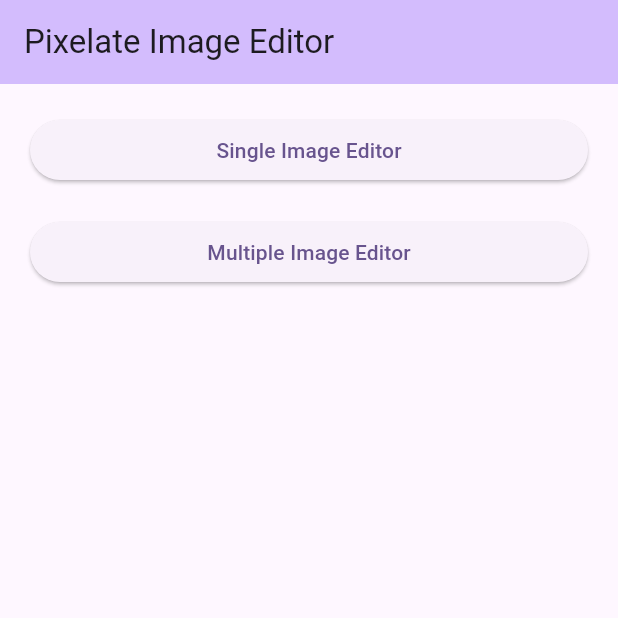
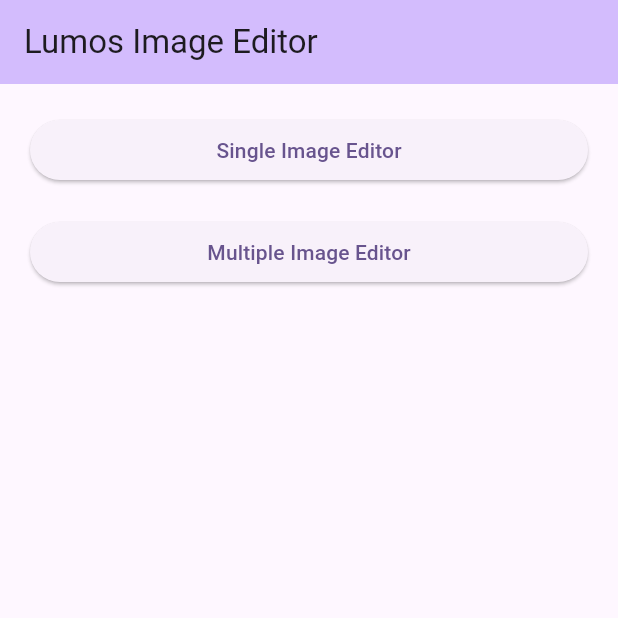
Before and after one commit to ArmanKhanTech/Lumos, a Flutter app: the screen it shows after launch, on a phone screen of 412 x 824 dp, the top half of it. Run offline on Flutter 3.47's test engine with Material 3 defaults, Android fonts, the phone set to English and light mode, and no system bars; our stand-ins replace blurrycontainer, extended_image, flutter_spinkit, image_picker, screenshot; missing offline and left inert: colorfilter_generator, image_editor, image_pixels.

Commit message:
Refactor import statements to use the 'lumos' package instead of 'pixelate'

```diff
--- a/example/lib/main.dart
+++ b/example/lib/main.dart
@@ -5,9 +5,9 @@ import 'package:flutter/cupertino.dart';
 import 'package:flutter/material.dart';
 import 'package:image_picker/image_picker.dart';
 
-import 'package:pixelate/data/constants.dart';
-import 'package:pixelate/pixelate.dart';
-import 'package:pixelate/utility/model.dart';
+import 'package:lumos/data/constants.dart';
+import 'package:lumos/lumos.dart';
+import 'package:lumos/utility/model.dart';
 
 void main() {
   runApp(const MyApp());
@@ -19,12 +19,12 @@ class MyApp extends StatelessWidget {
   @override
   Widget build(BuildContext context) {
     return MaterialApp(
-      title: 'Pixelate',
+      title: 'Lumos',
       theme: ThemeData(
         colorScheme: ColorScheme.fromSeed(seedColor: Colors.deepPurple),
         useMaterial3: true,
       ),
-      home: const MyHomePage(title: 'Pixelate Image Editor'),
+      home: const MyHomePage(title: 'Lumos Image Editor'),
       debugShowCheckedModeBanner: false,
     );
   }
--- a/example/pubspec.yaml
+++ b/example/pubspec.yaml
@@ -1,5 +1,5 @@
 name: example
-description: "Example for Pixelate image editor."
+description: "Example for Lumos image editor."
 publish_to: 'none'
 version: 1.0.0+1
 
@@ -10,7 +10,7 @@ dependencies:
   flutter:
     sdk: flutter
 
-  pixelate:
+  lumos:
     path: ../
 
   cupertino_icons: ^1.0.6
--- a/lib/layer/background_blur_layer.dart
+++ b/lib/layer/background_blur_layer.dart
@@ -1,6 +1,6 @@
 import 'dart:ui';
 import 'package:flutter/material.dart';
-import 'package:pixelate/utility/model.dart';
+import 'package:lumos/utility/model.dart';
 
 class BackgroundBlurLayer extends StatefulWidget {
   final BackgroundBlurLayerData layerData;
--- a/lib/layer/background_layer.dart
+++ b/lib/layer/background_layer.dart
@@ -1,5 +1,5 @@
 import 'package:flutter/material.dart';
-import 'package:pixelate/utility/model.dart';
+import 'package:lumos/utility/model.dart';
 
 class BackgroundLayer extends StatefulWidget {
   final BackgroundLayerData layerData;
--- a/lib/layer/emoji_layer.dart
+++ b/lib/layer/emoji_layer.dart
@@ -1,7 +1,7 @@
 import 'package:flutter/material.dart';
 
-import 'package:pixelate/editor/single_image_editor.dart';
-import 'package:pixelate/utility/model.dart';
+import 'package:lumos/editor/single_image_editor.dart';
+import 'package:lumos/utility/model.dart';
 
 import '../widget/dialog/emoji_layer_dialog.dart';
 
--- a/lib/layer/text_layer.dart
+++ b/lib/layer/text_layer.dart
@@ -1,8 +1,8 @@
 import 'package:flutter/material.dart';
 
-import 'package:pixelate/editor/single_image_editor.dart';
-import 'package:pixelate/utility/model.dart';
-import 'package:pixelate/widget/dialog/text_layer_dialog.dart';
+import 'package:lumos/editor/single_image_editor.dart';
+import 'package:lumos/utility/model.dart';
+import 'package:lumos/widget/dialog/text_layer_dialog.dart';
 
 class TextLayer extends StatefulWidget {
   final TextLayerData layerData;
--- a/lib/tool/image_adjust.dart
+++ b/lib/tool/image_adjust.dart
@@ -6,8 +6,8 @@ import 'package:flutter/material.dart';
 import 'package:flutter/services.dart';
 import 'package:screenshot/screenshot.dart';
 
-import 'package:pixelate/data/constants.dart';
-import 'package:pixelate/widget/button/bottom_button.dart';
+import 'package:lumos/data/constants.dart';
+import 'package:lumos/widget/button/bottom_button.dart';
 
 class ImageAdjust extends StatefulWidget {
   final Uint8List image;
--- a/lib/tool/image_cropper.dart
+++ b/lib/tool/image_cropper.dart
@@ -4,8 +4,8 @@ import 'package:flutter/material.dart';
 import 'package:flutter/services.dart';
 import 'package:image_editor/image_editor.dart';
 
-import 'package:pixelate/data/constants.dart';
-import 'package:pixelate/utility/model.dart';
+import 'package:lumos/data/constants.dart';
+import 'package:lumos/utility/model.dart';
 
 class ImageCropper extends StatefulWidget {
   final Uint8List image;
--- a/lib/tool/image_filters.dart
+++ b/lib/tool/image_filters.dart
@@ -6,7 +6,7 @@ import 'package:flutter/services.dart';
 import 'package:image_editor/image_editor.dart';
 import 'package:screenshot/screenshot.dart';
 
-import 'package:pixelate/data/constants.dart';
+import 'package:lumos/data/constants.dart';
 
 class ImageFilters extends StatefulWidget {
   final Uint8List image;
--- a/lib/tool/text_editor.dart
+++ b/lib/tool/text_editor.dart
@@ -1,8 +1,8 @@
 // ignore_for_file: use_build_context_synchronously
 import 'package:flutter/material.dart';
 
-import 'package:pixelate/data/constants.dart';
-import 'package:pixelate/utility/model.dart';
+import 'package:lumos/data/constants.dart';
+import 'package:lumos/utility/model.dart';
 
 import '../widget/picker/color_picker.dart';
 
--- a/lib/utility/model.dart
+++ b/lib/utility/model.dart
@@ -1,5 +1,5 @@
 import 'package:flutter/material.dart';
-import 'package:pixelate/utility/image_item.dart';
+import 'package:lumos/utility/image_item.dart';
 
 class AspectRatioOption {
   final String title;
--- a/lib/widget/dialog/emoji_layer_dialog.dart
+++ b/lib/widget/dialog/emoji_layer_dialog.dart
@@ -1,7 +1,7 @@
 import 'package:flutter/material.dart';
 
-import 'package:pixelate/editor/single_image_editor.dart';
-import 'package:pixelate/utility/model.dart';
+import 'package:lumos/editor/single_image_editor.dart';
+import 'package:lumos/utility/model.dart';
 
 class EmojiLayerDialog extends StatefulWidget {
   final int index;
--- a/lib/widget/dialog/exit_dialog.dart
+++ b/lib/widget/dialog/exit_dialog.dart
@@ -1,7 +1,7 @@
 import 'package:blurrycontainer/blurrycontainer.dart';
 import 'package:flutter/material.dart';
 
-import 'package:pixelate/widget/button/animated_on_tap_button.dart';
+import 'package:lumos/widget/button/animated_on_tap_button.dart';
 
 Future<dynamic> exitDialog(BuildContext context) {
   return showDialog(
--- a/lib/widget/dialog/text_layer_dialog.dart
+++ b/lib/widget/dialog/text_layer_dialog.dart
@@ -1,7 +1,7 @@
 import 'package:flutter/material.dart';
 
-import 'package:pixelate/editor/single_image_editor.dart';
-import 'package:pixelate/utility/model.dart';
+import 'package:lumos/editor/single_image_editor.dart';
+import 'package:lumos/utility/model.dart';
 
 import '../picker/color_picker.dart';
 
--- a/lib/widget/picker/emoji_picker.dart
+++ b/lib/widget/picker/emoji_picker.dart
@@ -1,6 +1,6 @@
 import 'package:flutter/material.dart';
 
-import 'package:pixelate/utility/model.dart';
+import 'package:lumos/utility/model.dart';
 
 import '../../data/emojies.dart';
 
--- a/lib/widget/screen/loading_screen.dart
+++ b/lib/widget/screen/loading_screen.dart
@@ -1,5 +1,5 @@
 import 'package:flutter/material.dart';
-import 'package:pixelate/widget/indicator/progress_indicator.dart';
+import 'package:lumos/widget/indicator/progress_indicator.dart';
 
 class LoadingScreen {
   final GlobalKey globalKey;
--- a/pubspec.yaml
+++ b/pubspec.yaml
@@ -1,7 +1,7 @@
-name: pixelate
+name: lumos
 description: "A Flutter image editor package."
 version: 0.0.1
-homepage: https://github.com/ArmanKhanTech/Pixelate
+homepage: https://github.com/ArmanKhanTech/Lumos
 
 environment:
   sdk: '>=3.4.3 <4.0.0'
```
Also changed, not shown: lib/editor/multi_image_editor.dart (+6 -6 lines), lib/editor/single_image_editor.dart (+15 -15 lines), example/pubspec.lock, lib/lumos.dart (renamed from lib/pixelate.dart), 3 other files.
